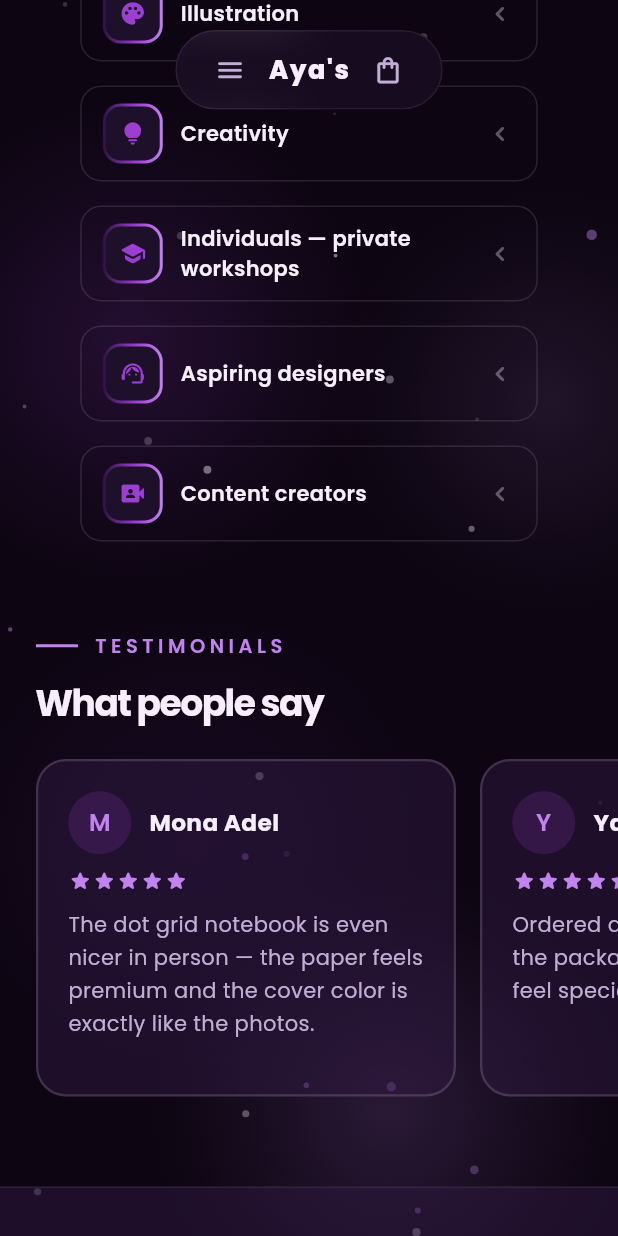
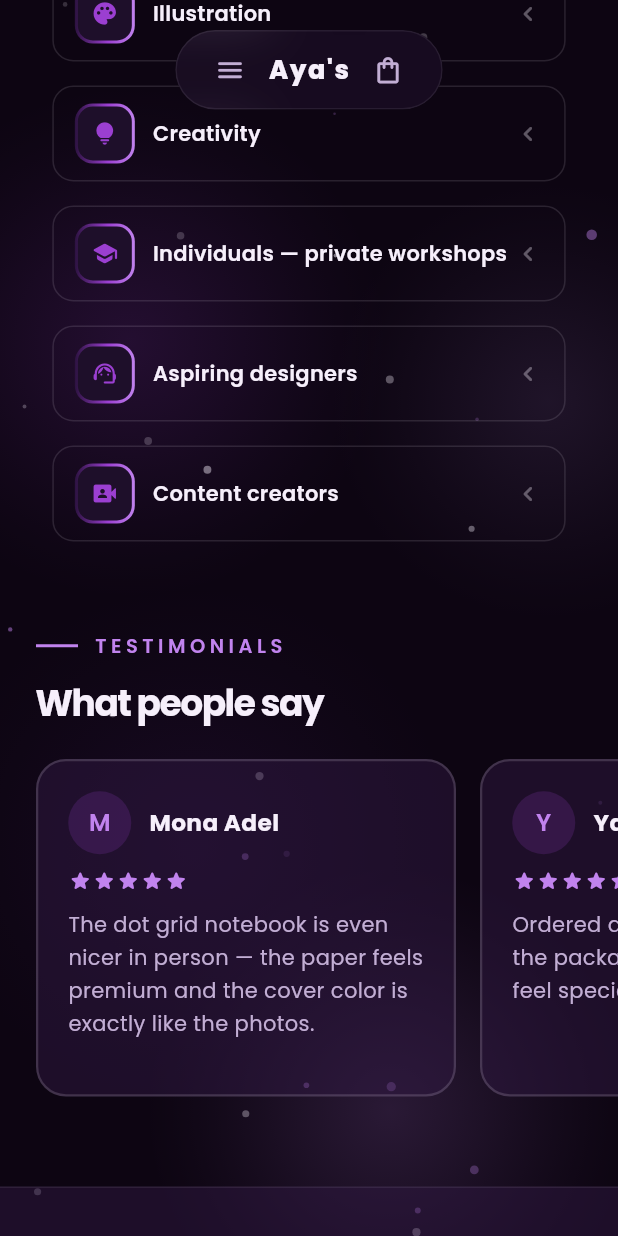
Before and after one commit to aya-graphique/aya-graphique, a Flutter app: the screen it shows after launch, scrolled down 1152 dp, on a phone screen of 412 x 824 dp. Run offline on Flutter 3.47's test engine with Material 3 defaults, Android fonts, the phone set to English and light mode, and no system bars; drawn by our look-alikes of flutter_animate; our stand-ins replace file_picker, google_fonts, shared_preferences, supabase_flutter, visibility_detector; accounts and stored records are empty.

Commit message:
update UI

```diff
--- a/lib/screens/home_screen.dart
+++ b/lib/screens/home_screen.dart
@@ -375,13 +375,15 @@ class _ShopPreviewSection extends StatelessWidget {
         Padding(
           padding: EdgeInsets.symmetric(horizontal: isMobile ? 24 : 60),
           child: Align(
-            alignment: AlignmentDirectional.centerStart,
+            alignment: Alignment.center,
             child: RevealOnScroll(
               child: SectionHeading(
                 eyebrow: context.strings.mostRequestedEyebrow,
                 title: context.strings.artisticProductsLabel,
                 titleSize: isMobile ? 24 : 30,
                 eyebrowSize: isMobile ? 15 : 17,
+                eyebrowIcon: Icons.local_fire_department_rounded,
+                align: TextAlign.center,
               ),
             ),
           ),
--- a/lib/screens/product_detail_screen.dart
+++ b/lib/screens/product_detail_screen.dart
@@ -69,7 +69,7 @@ class _ProductDetailScreenState extends State<ProductDetailScreen> {
                     : Row(
                         crossAxisAlignment: CrossAxisAlignment.start,
                         children: [
-                          Expanded(flex: 5, child: _Gallery(product: product, isMobile: isMobile)),
+                          Expanded(flex: 6, child: _Gallery(product: product, isMobile: isMobile)),
                           const SizedBox(width: 48),
                           Expanded(
                             flex: 4,
@@ -144,7 +144,7 @@ class _Gallery extends StatelessWidget {
       liftOnHover: 0,
       borderRadius: BorderRadius.circular(28),
       child: AspectRatio(
-        aspectRatio: isMobile ? 1 : 0.85,
+        aspectRatio: isMobile ? 0.82 : 0.78,
         child: Container(
           decoration: BoxDecoration(gradient: context.colors.cardGradient),
           child: Image.network(
--- a/lib/widgets/owner_intro_card.dart
+++ b/lib/widgets/owner_intro_card.dart
@@ -83,7 +83,7 @@ class OwnerIntroCard extends StatelessWidget {
     final audienceCircles = isMobile
         ? Center(
             child: FractionallySizedBox(
-              widthFactor: 0.82,
+              widthFactor: 0.92,
               child: Column(
                 children: [
                   for (var i = 0; i < audiences.length; i++) ...[
--- a/lib/widgets/section_heading.dart
+++ b/lib/widgets/section_heading.dart
@@ -10,6 +10,7 @@ class SectionHeading extends StatelessWidget {
   final bool boostArabicSize;
   final double titleSize;
   final double? eyebrowSize;
+  final IconData? eyebrowIcon;
 
   const SectionHeading({
     super.key,
@@ -20,6 +21,7 @@ class SectionHeading extends StatelessWidget {
     this.boostArabicSize = true,
     this.titleSize = 40,
     this.eyebrowSize,
+    this.eyebrowIcon,
   });
 
   @override
@@ -33,11 +35,13 @@ class SectionHeading extends StatelessWidget {
         Row(
           mainAxisSize: MainAxisSize.min,
           children: [
-            Container(
-              width: 28,
-              height: 2,
-              color: context.colors.orchid,
-            ),
+            eyebrowIcon != null
+                ? Icon(eyebrowIcon, size: (eyebrowSize ?? 13) + 4, color: context.colors.orchid)
+                : Container(
+                    width: 28,
+                    height: 2,
+                    color: context.colors.orchid,
+                  ),
             const SizedBox(width: 10),
             Text(eyebrow,
                 style: AppFonts.label(
```
Also changed, not shown: lib/screens/who_am_i_screen.dart (+12 -9 lines), lib/widgets/product_card.dart (+3 -6 lines).
